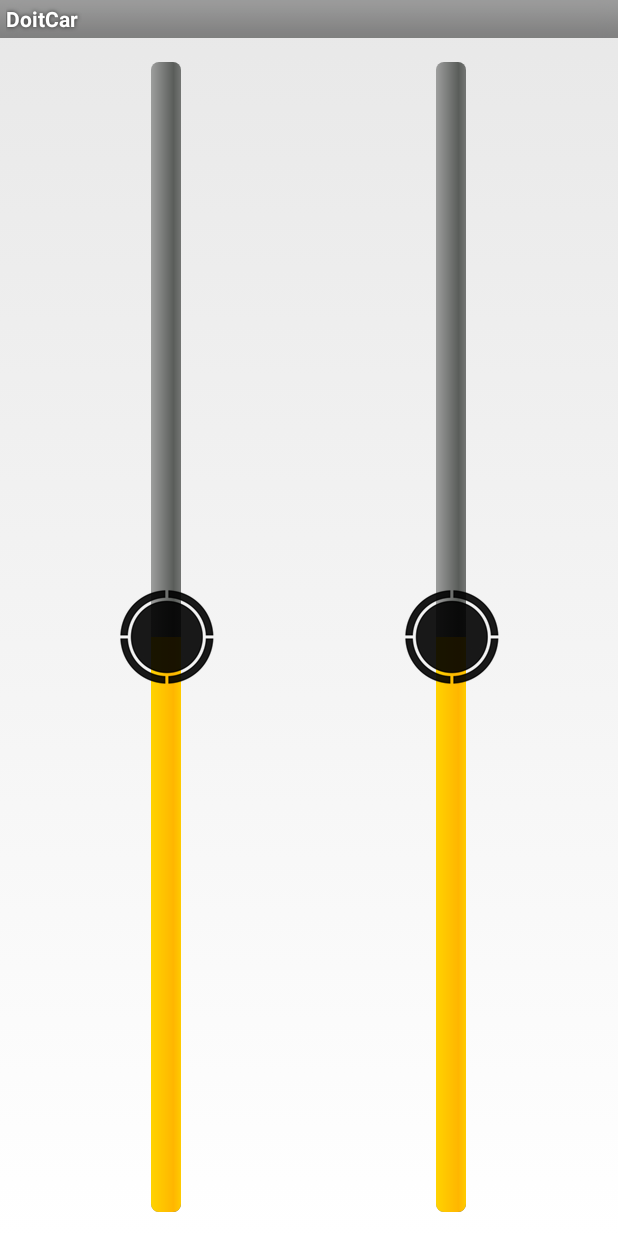
After one commit to Apoc-Network/Apoc-Auth-Manager, an Android app: the layout activity_rocker_controller.xml on its own in the app's theme, with its tools: preview values and no code run, on a phone screen of 412 x 824 dp. The commit adds this screen. Run offline under Robolectric (Android 15) with nearby library versions, the light colour scheme and no system bars.

Commit message:
feata: add vertical seekbar and use it in controller

```diff
--- a/app/build.gradle
+++ b/app/build.gradle
@@ -23,8 +23,4 @@ android {
 dependencies {
     compile 'com.android.support:appcompat-v7:23.2.1'
     compile 'com.android.support:support-v4:23.2.1'
-    compile files('libs/core.jar')
-    compile files('libs/dd-plist.jar')
-    compile files('libs/easylink_ftc_out.jar')
-    compile files('libs/jetty-8.1.15.jar')
 }
--- a/app/src/main/java/com/shouchuang/car/ui/BenDiActivity.java
+++ b/app/src/main/java/com/shouchuang/car/ui/ButtonControllerActivity.java
@@ -24,7 +24,7 @@ import com.shouchuang.car.datahelper.Direction;
 import com.shouchuang.car.datahelper.MoveDataHelper;
 import com.shouchuang.car.utils.WifiManager;
 
-public class BenDiActivity extends Activity implements OnClickListener {
+public class ButtonControllerActivity extends Activity implements OnClickListener {
 
     View.OnTouchListener onTouchListener = new View.OnTouchListener() {
         @Override
--- /dev/null
+++ b/app/src/main/java/com/shouchuang/car/ui/widget/VerticalSeekBar.java
@@ -0,0 +1,79 @@
+package com.shouchuang.car.ui.widget;
+
+import android.content.Context;
+import android.graphics.Canvas;
+import android.graphics.drawable.Drawable;
+import android.util.AttributeSet;
+import android.util.Log;
+import android.view.MotionEvent;
+import android.widget.SeekBar;
+
+/**
+ * Created by skylan on 16/12/27.
+ */
+
+public class VerticalSeekBar extends SeekBar {
+
+    private Drawable mThumb;
+
+    public VerticalSeekBar(Context context) {
+        super(context);
+    }
+
+    public VerticalSeekBar(Context context, AttributeSet attrs, int defStyle) {
+        super(context, attrs, defStyle);
+    }
+
+    public VerticalSeekBar(Context context, AttributeSet attrs) {
+        super(context, attrs);
+    }
+
+    protected void onSizeChanged(int w, int h, int oldw, int oldh) {
+        super.onSizeChanged(h, w, oldh, oldw);
+    }
+
+    @Override
+    public void setThumb(Drawable thumb) {
+        super.setThumb(thumb);
+        mThumb = thumb;
+    }
+
+    @Override
+    protected synchronized void onMeasure(int widthMeasureSpec, int heightMeasureSpec) {
+        super.onMeasure(heightMeasureSpec, widthMeasureSpec);
+        setMeasuredDimension(getMeasuredHeight(), getMeasuredWidth());
+    }
+
+    protected void onDraw(Canvas c) {
+        c.rotate(-90);
+        c.translate(-getHeight(), 0);
+
+        super.onDraw(c);
+    }
+
+    @Override
+    public boolean onTouchEvent(MotionEvent event) {
+        if (!isEnabled()) {
+            return false;
+        }
+
+        switch (event.getAction()) {
+            case MotionEvent.ACTION_DOWN:
+            case MotionEvent.ACTION_MOVE:
+                int i = 0;
+                i = getMax() - (int) (getMax() * event.getY() / getHeight());
+                setProgress(i);
+                onSizeChanged(getWidth(), getHeight(), 0, 0);
+                break;
+            case MotionEvent.ACTION_UP:
+                super.onTouchEvent(event);
+                setProgress(50);
+                onSizeChanged(getWidth(), getHeight(), 0, 0);
+                break;
+            case MotionEvent.ACTION_CANCEL:
+                break;
+        }
+        return true;
+    }
+
+}
--- /dev/null
+++ b/app/src/main/res/layout/activity_rocker_controller.xml
@@ -0,0 +1,46 @@
+<?xml version="1.0" encoding="utf-8"?>
+<LinearLayout xmlns:android="http://schemas.android.com/apk/res/android"
+    xmlns:tools="http://schemas.android.com/tools"
+    android:id="@+id/activity_rocker_controller"
+    android:layout_width="match_parent"
+    android:layout_height="match_parent"
+    android:layout_margin="@dimen/activity_horizontal_margin"
+    tools:context="com.shouchuang.car.ui.RockerControllerActivity">
+
+
+    <RelativeLayout
+        android:layout_width="wrap_content"
+        android:layout_height="match_parent"
+        android:layout_weight="1">
+
+        <com.shouchuang.car.ui.widget.VerticalSeekBar
+            android:id="@+id/left_rocker"
+            android:layout_width="wrap_content"
+            android:layout_height="match_parent"
+            android:layout_centerInParent="true"
+            android:indeterminate="false"
+            android:max="100"
+            android:progress="50"
+            android:thumb="@drawable/rocker_btn"
+            android:thumbOffset="0dp" />
+    </RelativeLayout>
+
+    <RelativeLayout
+        android:layout_width="wrap_content"
+        android:layout_height="match_parent"
+        android:layout_weight="1">
+
+        <com.shouchuang.car.ui.widget.VerticalSeekBar
+            android:id="@+id/right_rocker"
+            android:layout_width="wrap_content"
+            android:layout_height="match_parent"
+            android:layout_centerInParent="true"
+            android:indeterminate="false"
+            android:max="100"
+            android:progress="50"
+            android:thumb="@drawable/rocker_btn"
+            android:thumbOffset="0dp" />
+
+    </RelativeLayout>
+
+</LinearLayout>
--- /dev/null
+++ b/app/src/main/res/values-w820dp/dimens.xml
@@ -0,0 +1,6 @@
+<resources>
+    <!-- Example customization of dimensions originally defined in res/values/dimens.xml
+         (such as screen margins) for screens with more than 820dp of available width. This
+         would include 7" and 10" devices in landscape (~960dp and ~1280dp respectively). -->
+    <dimen name="activity_horizontal_margin">64dp</dimen>
+</resources>
--- a/app/src/main/res/values/dimens.xml
+++ b/app/src/main/res/values/dimens.xml
@@ -2,4 +2,7 @@
 <resources>
 
 
+    <!-- Default screen margins, per the Android Design guidelines. -->
+    <dimen name="activity_horizontal_margin">16dp</dimen>
+    <dimen name="activity_vertical_margin">16dp</dimen>
 </resources>
--- a/app/src/main/res/values/strings.xml
+++ b/app/src/main/res/values/strings.xml
@@ -1,12 +1,12 @@
 <resources>
 
-<string name="app_name">DoitCar</string>
+    <string name="app_name">DoitCar</string>
 
     <string name="str_bendi">Local Mode</string>
     <string name="retry">Reconnect</string>
     <string name="str_con">Please connect to the Wifi or the AP of car</string>
     <string name="str_son_s">Connect Success</string>
-     <string name="str_d_f">Device offline, make sure connect to the wifi or the LAN of Doit_ESP_xxxxxx</string>
+    <string name="str_d_f">Device offline, make sure connect to the wifi or the LAN of Doit_ESP_xxxxxx</string>
     <string name="str_con_car">Connecting to the car</string>
 
 
```
Also changed, not shown: app/src/main/AndroidManifest.xml (+15 -14 lines), app/src/main/java/com/shouchuang/car/ui/RockerControllerActivity.java (added, +47 -0 lines), app/src/main/res/drawable-hdpi/rocker_btn.png (added).
